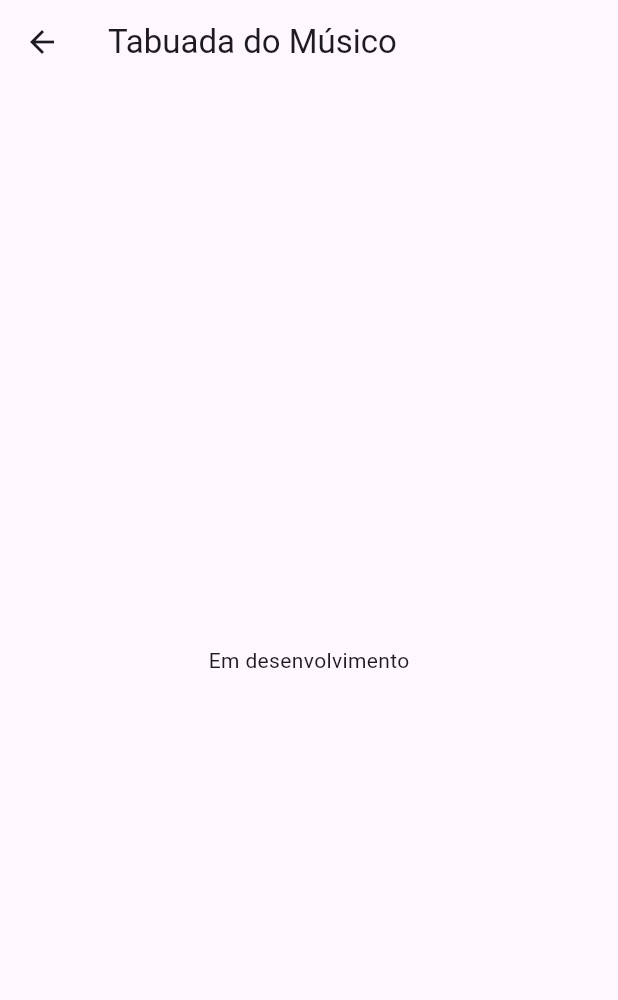
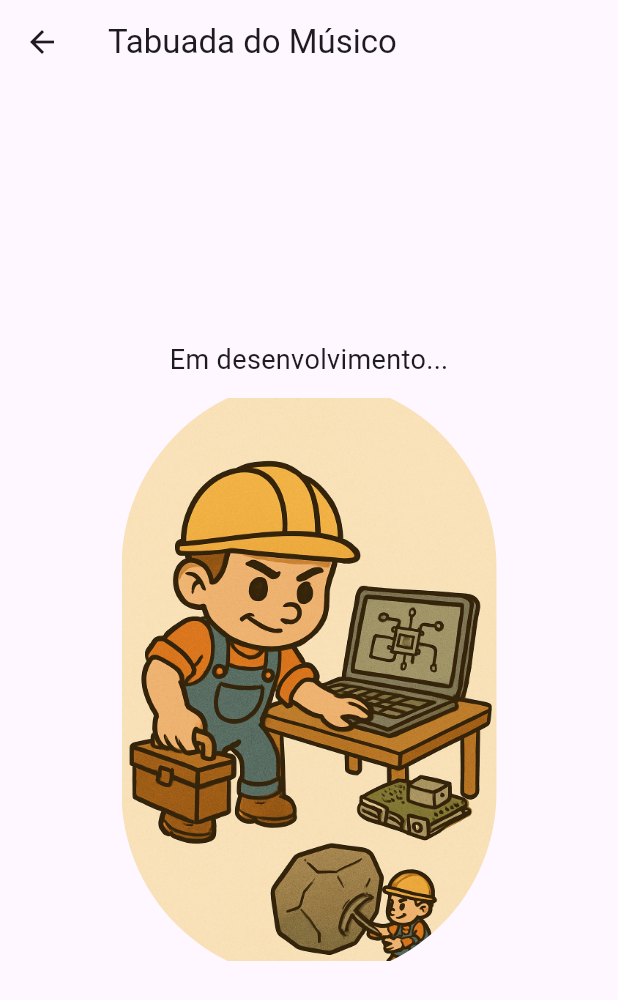
Before and after one commit to jorgearcarvalho/tabuada-do-musico, a Flutter app: the MenuPages screen opened by its route, after a tap on "Módulo I - Formação básica", after a tap on "menu inicial", after a tap on "Módulo II - Formação técnica", on a phone screen of 412 x 824 dp. Shown: the top 1000 px of the screen. Run offline on Flutter 3.47's test engine with Material 3 defaults, Android fonts, the phone set to English and light mode, and no system bars.

Commit message:
[EXG-3] Insere feedback de erro instantaneo nos exercicios livres e adiciona imagem de 'em desenvolvimento'

```diff
--- a/tabuada_do_musico/lib/pages/home_page.dart
+++ b/tabuada_do_musico/lib/pages/home_page.dart
@@ -12,7 +12,8 @@ class _HomePageState extends State<HomePage> {
   @override
   Widget build(BuildContext context) {
     return Scaffold(
-      body: Center(
+      body: SafeArea(
+        child: Center(
           child: Column(
             mainAxisAlignment: MainAxisAlignment.center,
             children: [
@@ -63,6 +64,7 @@ class _HomePageState extends State<HomePage> {
             ],
           ),
         ),
+      ),
     );
   }
 }
--- a/tabuada_do_musico/lib/pages/menu/menu_pages.dart
+++ b/tabuada_do_musico/lib/pages/menu/menu_pages.dart
@@ -26,7 +26,8 @@ class _MenuPages extends State<MenuPages> {
   }
 
   Widget _buildMenuInicial(BuildContext context) {
-    return Column(
+    return SafeArea(
+      child: Column(
         mainAxisAlignment: MainAxisAlignment.center,
         children: [
           ElevatedButton(
@@ -46,6 +47,7 @@ class _MenuPages extends State<MenuPages> {
             child: const Text('Creditos', style: TextStyle(fontSize: 20)),
           )
         ],
+      ),
     );
   }
 
@@ -79,9 +81,19 @@ class _MenuPages extends State<MenuPages> {
       );
     }
     if (modulo == 2) {
-      return Column(
-          mainAxisAlignment: MainAxisAlignment.center,
-          children: [Text('Em desenvolvimento')]);
+      return Column(mainAxisAlignment: MainAxisAlignment.center, children: [
+        Text('Em desenvolvimento...', style: TextStyle(fontSize: 18)),
+        Container(
+          height: 400,
+          width: 250,
+          child: ClipRRect(
+            borderRadius: BorderRadius.circular(150),
+            child: Image.asset(
+              'assets/images/construtor1.png',
+            ),
+          ),
+        ),
+      ]);
     }
     ;
     return Text('Out of reach');
@@ -93,7 +105,8 @@ class _MenuPages extends State<MenuPages> {
       appBar: AppBar(
         title: const Text('Tabuada do Músico'),
       ),
-      body: Center(
+      body: SafeArea(
+        child: Center(
           child: AnimatedSwitcher(
             duration: const Duration(milliseconds: 300),
             child: _showMainMenu
@@ -101,6 +114,7 @@ class _MenuPages extends State<MenuPages> {
                 : _buildMenuPrincipalModulo1(context),
           ),
         ),
+      ),
     );
   }
 }
--- a/tabuada_do_musico/lib/pages/menu/modulo1/acordes/acordes_livre_page.dart
+++ b/tabuada_do_musico/lib/pages/menu/modulo1/acordes/acordes_livre_page.dart
@@ -195,9 +195,9 @@ class _AcordesLivrePageState extends State<AcordesLivrePage> {
                     Row(mainAxisAlignment: MainAxisAlignment.center, children: [
               Text(mensagem + ' '),
               if (mensagem.contains('Errou'))
-                Icon(Icons.close)
+                const Icon(Icons.close, color: Colors.red)
               else
-                Icon(Icons.check_circle)
+                const Icon(Icons.check_circle, color: Colors.green)
             ])),
           );
         });
--- a/tabuada_do_musico/lib/pages/menu/modulo1/intervalos/intervalos_desafio_page.dart
+++ b/tabuada_do_musico/lib/pages/menu/modulo1/intervalos/intervalos_desafio_page.dart
@@ -310,7 +310,7 @@ class _IntervalosDesafioPageState extends State<IntervalosDesafioPage> {
     String wrongAnswersDetails = _respostas
         .where((answer) => !answer['isCorrect'])
         .map((answer) =>
-            "${answer['interval']} de ${answer['nota']} - Correto: ${answer['correta']} / Sua resposta: ${answer['usuario']}")
+            "${answer['interval']} de ${answer['nota']} -> ${answer['correta']}")
         .join('\n');
 
     await _atualizarEstatisticasNoJSON();
@@ -342,7 +342,7 @@ class _IntervalosDesafioPageState extends State<IntervalosDesafioPage> {
       );
     } else {
       content = Text(
-        'Você completou o exercício!\nPorcentagem de acertos: ${_pontuacaoFinal.toInt()}%\n\nAcertos: $correctAnswers\nErros: $incorrectAnswers\n\nErros Detalhados:\n$wrongAnswersDetails',
+        'Você completou o exercício!\nPorcentagem de acertos: ${_pontuacaoFinal.toInt()}%\n\nAcertos: $correctAnswers\nErros: $incorrectAnswers\n\nCorrigindo... \n$wrongAnswersDetails',
         textAlign: TextAlign.left,
       );
     }
--- a/tabuada_do_musico/pubspec.yaml
+++ b/tabuada_do_musico/pubspec.yaml
@@ -73,6 +73,7 @@ flutter:
     - assets/images/clave_de_sol.webp
     - assets/images/clave_de_sol.png
     - assets/images/clave_de_sol_1.png
+    - assets/images/construtor1.png
     - assets/data/estatisticas.json
     - assets/data/tutoriais/intervalos/int_tutorial_livre.txt
     - assets/data/tutoriais/intervalos/int_tutorial_desafio.txt
```
Also changed, not shown: tabuada_do_musico/lib/pages/menu/modulo1/escalas/escalas_livre_page.dart (+26 -0 lines), tabuada_do_musico/lib/pages/menu/modulo1/intervalos/intervalos_livre_page.dart (+49 -7 lines), tabuada_do_musico/assets/images/construtor1.png (added). Lines whose indentation alone changed are shown as unchanged.
